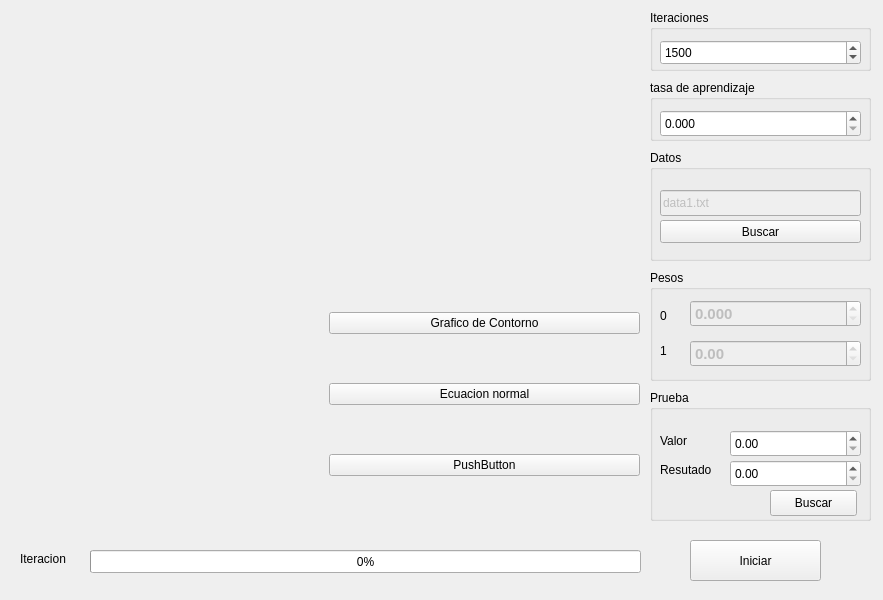
First picture: the form in form.ui, repository roderiix/Tarea2-IA, before the edit.
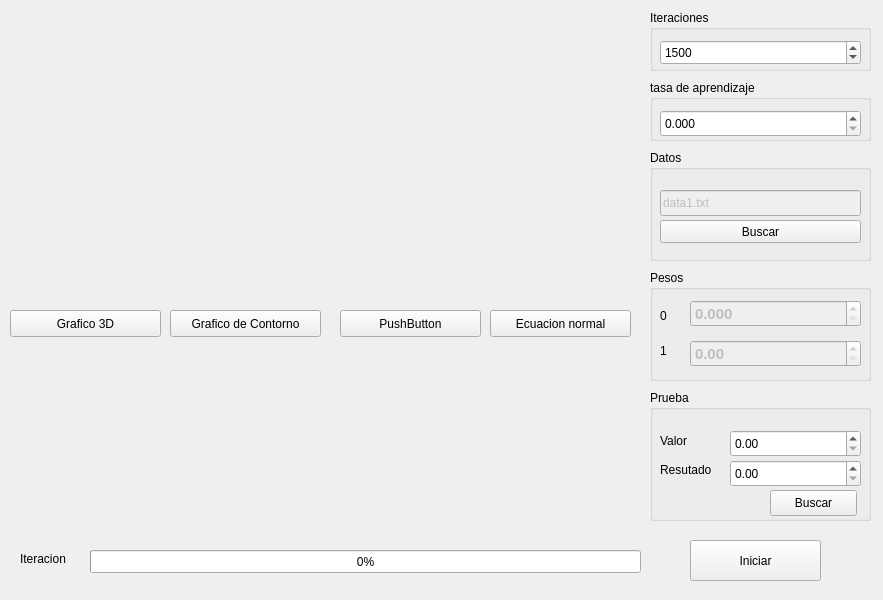
Second picture: the form after the edit. Custom widgets are drawn as their Qt base class.

Commit message: cambios grafico 3d y contorno

```diff
--- a/form.ui
+++ b/form.ui
@@ -38,16 +38,6 @@
     </rect>
    </property>
   </widget>
-  <widget class="GLViewWidget" name="graph_3d" native="true">
-   <property name="geometry">
-    <rect>
-     <x>10</x>
-     <y>270</y>
-     <width>311</width>
-     <height>251</height>
-    </rect>
-   </property>
-  </widget>
   <widget class="PlotWidget" name="graph_cost" native="true">
    <property name="geometry">
     <rect>
@@ -365,18 +355,15 @@
     <string>Iniciar</string>
    </property>
   </widget>
-  <widget class="QWidget" name="verticalLayoutWidget">
+  <widget class="QPushButton" name="btnGraphContorno">
    <property name="geometry">
     <rect>
-     <x>329</x>
-     <y>269</y>
-     <width>311</width>
-     <height>251</height>
+     <x>170</x>
+     <y>310</y>
+     <width>151</width>
+     <height>27</height>
     </rect>
    </property>
-   <layout class="QVBoxLayout" name="verticalLayout">
-    <item>
-     <widget class="QPushButton" name="graph_Contorno">
       <property name="minimumSize">
        <size>
         <width>0</width>
@@ -387,22 +374,44 @@
        <string>Grafico de Contorno</string>
       </property>
      </widget>
-    </item>
-    <item>
      <widget class="QPushButton" name="pushButton_3">
+   <property name="geometry">
+    <rect>
+     <x>490</x>
+     <y>310</y>
+     <width>141</width>
+     <height>27</height>
+    </rect>
+   </property>
       <property name="text">
        <string>Ecuacion normal</string>
       </property>
      </widget>
-    </item>
-    <item>
      <widget class="QPushButton" name="pushButton">
+   <property name="geometry">
+    <rect>
+     <x>340</x>
+     <y>310</y>
+     <width>141</width>
+     <height>27</height>
+    </rect>
+   </property>
       <property name="text">
        <string>PushButton</string>
       </property>
      </widget>
-    </item>
-   </layout>
+  <widget class="QPushButton" name="btnGraph3D">
+   <property name="geometry">
+    <rect>
+     <x>10</x>
+     <y>310</y>
+     <width>151</width>
+     <height>27</height>
+    </rect>
+   </property>
+   <property name="text">
+    <string>Grafico 3D</string>
+   </property>
   </widget>
  </widget>
  <customwidgets>
@@ -412,12 +421,6 @@
    <header location="global">pyqtgraph</header>
    <container>1</container>
   </customwidget>
-  <customwidget>
-   <class>GLViewWidget</class>
-   <extends>QWidget</extends>
-   <header location="global">pyqtgraph.opengl</header>
-   <container>1</container>
-  </customwidget>
  </customwidgets>
  <resources/>
  <connections/>
```
Lines whose indentation alone changed are shown as unchanged. The commit also changes 6 other files.
